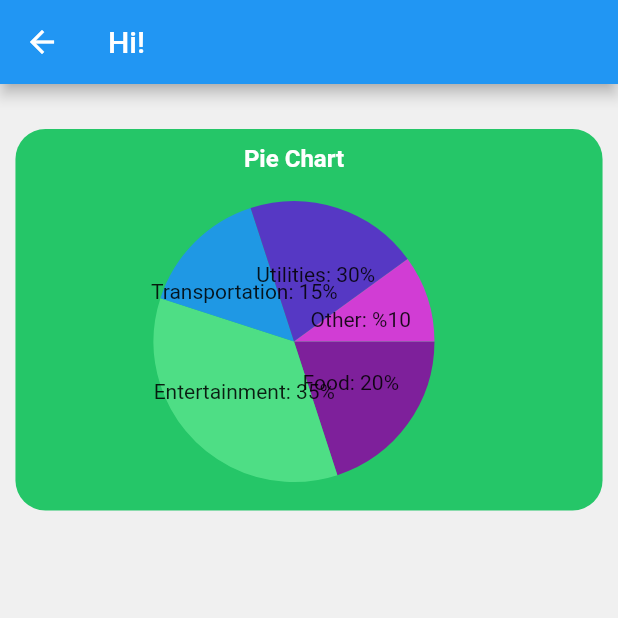
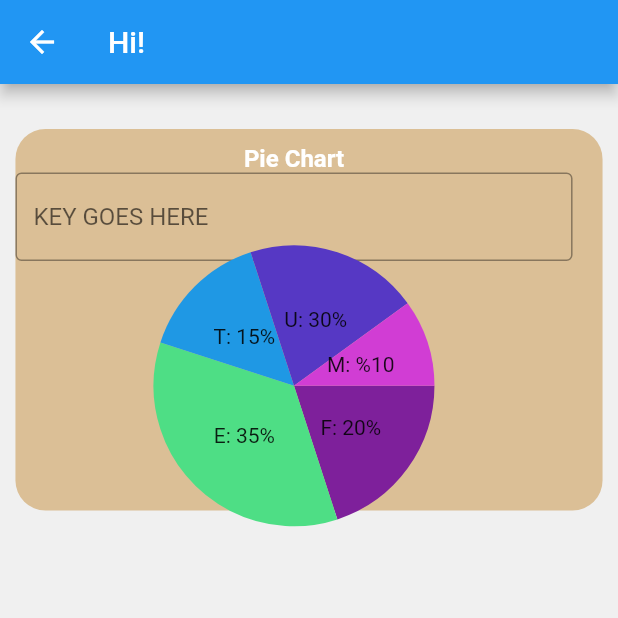
Before and after one commit to Lamb-Stack/PiFi, a Flutter app: the MyHomePage screen opened directly, on a phone screen of 412 x 824 dp, the top half of it. Run offline on Flutter 3.47's test engine with Material 2 defaults, Android fonts, the light colour scheme and no system bars; drawn by our look-alikes of fl_chart; our stand-ins replace currency_text_input_formatter, table_calendar.

Commit message:
beep boop

```diff
--- a/lib/chart_container.dart
+++ b/lib/chart_container.dart
@@ -34,6 +34,12 @@ class ChartContainer extends StatelessWidget {
                   fontSize: 16,
                   fontWeight: FontWeight.bold),
             ),
+            TextField(
+              decoration: InputDecoration(
+                border: OutlineInputBorder(),
+                hintText: 'KEY GOES HERE',
+              ),
+            ),
             Expanded(
                 child: Container(
               padding: EdgeInsets.only(top: 10),
--- a/lib/chart_view.dart
+++ b/lib/chart_view.dart
@@ -25,7 +25,7 @@ class _MyHomePageState extends State<MyHomePage> {
             children: <Widget>[
               ChartContainer(
                   title: 'Pie Chart',
-                  color: Color.fromARGB(255, 37, 198, 104),
+                  color: Color.fromARGB(195, 212, 176, 122),
                   chart: PieChartContent()),
             ],
           ),
--- a/lib/pie_chart_data.dart
+++ b/lib/pie_chart_data.dart
@@ -7,31 +7,31 @@ List<PieChartSectionData> getSectionData(double getScreenWidth) {
   return [
     PieChartSectionData(
       value: 20,
-      title: 'Food: 20%',
+      title: 'F: 20%',
       radius: radius,
       color: Color.fromARGB(255, 126, 32, 155),
     ),
     PieChartSectionData(
       value: 35,
-      title: 'Entertainment: 35%',
+      title: 'E: 35%',
       radius: radius,
       color: Color.fromARGB(255, 78, 222, 133),
     ),
     PieChartSectionData(
       value: 15,
-      title: 'Transportation: 15%',
+      title: 'T: 15%',
       radius: radius,
       color: Color.fromARGB(255, 31, 152, 228),
     ),
     PieChartSectionData(
       value: 20,
-      title: 'Utilities: 30%',
+      title: 'U: 30%',
       radius: radius,
       color: Color.fromARGB(255, 86, 56, 196),
     ),
     PieChartSectionData(
         value: 10,
-        title: 'Other: %10',
+        title: 'M: %10',
         radius: radius,
         color: Color.fromARGB(255, 209, 61, 212)),
   ];
```
